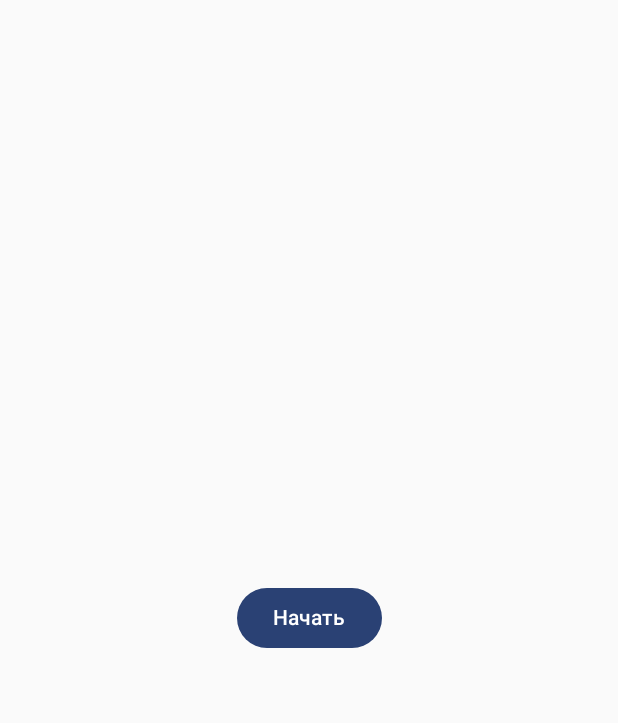
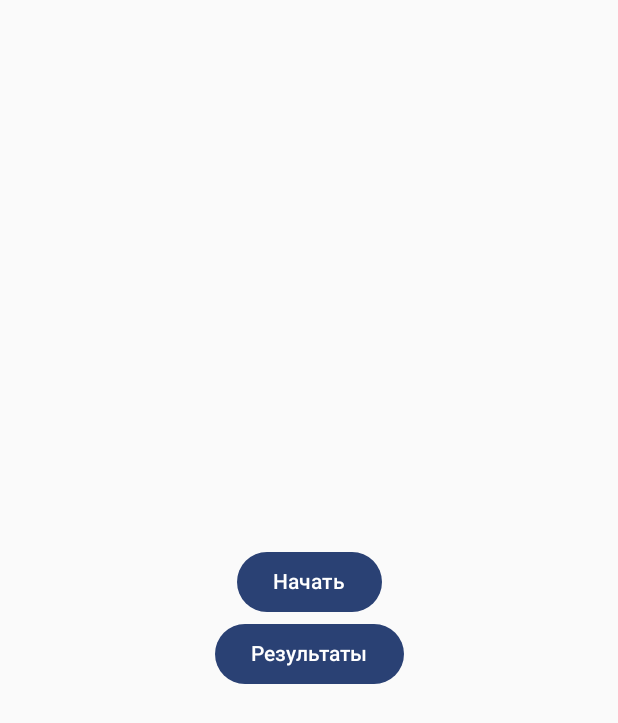
Before and after one commit to moevm/adfmp1h24-dylema, an Android app built with Jetpack Compose: the screen it shows after launch (MainActivity), on a phone screen of 412 x 824 dp. Shown: the top 723 px of the screen. Run offline under Robolectric (Android 15) with nearby library versions, the phone set to English and light mode, and no system bars.

Commit message:
add all screens

```diff
--- a/mainApp/app/src/main/java/ru/etu/dylema/DilemmaActivity.kt
+++ b/mainApp/app/src/main/java/ru/etu/dylema/DilemmaActivity.kt
@@ -64,7 +64,7 @@ fun DilemmaScreen(navController: NavController, philosophy: MutableState<UserPhi
             Column {
                 Button(onClick = {
                     val solution = currentTask.value.leftSolution
-                    philosophy.value.takeSolved(solution)
+                    philosophy.value.accept(solution)
 
                     if (currentTask.value.isFinal) {
                         navController.navigate("result_screen")
@@ -79,7 +79,7 @@ fun DilemmaScreen(navController: NavController, philosophy: MutableState<UserPhi
             Column {
                 Button(onClick = {
                     val solution = currentTask.value.rightSolution
-                    philosophy.value.takeSolved(solution)
+                    philosophy.value.accept(solution)
 
                     if (currentTask.value.isFinal) {
                         navController.navigate("result_screen")
--- a/mainApp/app/src/main/java/ru/etu/dylema/MainActivity.kt
+++ b/mainApp/app/src/main/java/ru/etu/dylema/MainActivity.kt
@@ -5,6 +5,7 @@ import androidx.activity.ComponentActivity
 import androidx.activity.compose.setContent
 import androidx.compose.foundation.layout.Arrangement
 import androidx.compose.foundation.layout.Column
+import androidx.compose.foundation.layout.Row
 import androidx.compose.foundation.layout.fillMaxHeight
 import androidx.compose.foundation.layout.fillMaxWidth
 import androidx.compose.material3.Button
@@ -41,6 +42,9 @@ class MainActivity : ComponentActivity() {
                     composable("result_screen") {
                         ResultScreen(navController, philosophy)
                     }
+                    composable("total_result_screen") {
+                        TotalResultScreen(navController)
+                    }
                 }
 
             }
@@ -59,8 +63,15 @@ fun Greeting() {
         verticalArrangement = Arrangement.Center,
         horizontalAlignment = Alignment.CenterHorizontally
     ) {
-        Button(onClick = { /*TODO*/ }) {
-            Text(text = "Начать")
+        Row {
+            Button(onClick = { }) {
+                Text(text = "Начать")
+            }
+        }
+        Row {
+            Button(onClick = { }) {
+                Text(text = "Результаты")
+            }
         }
     }
 }
@@ -75,8 +86,15 @@ fun MainMenu(navController: NavController) {
         verticalArrangement = Arrangement.Center,
         horizontalAlignment = Alignment.CenterHorizontally
     ) {
-        Button(onClick = { navController.navigate("dilemma_screen") }) {
-            Text(text = "Начать")
+        Row {
+            Button(onClick = { navController.navigate("dilemma_screen") }) {
+                Text(text = "Начать")
+            }
+        }
+        Row {
+            Button(onClick = { navController.navigate("total_result_screen") }) {
+                Text(text = "Результаты")
+            }
         }
     }
 }
--- a/mainApp/app/src/main/java/ru/etu/dylema/domain/UserPhilosophy.kt
+++ b/mainApp/app/src/main/java/ru/etu/dylema/domain/UserPhilosophy.kt
@@ -6,7 +6,7 @@ class UserPhilosophy {
     var utLevel: Int = 50
     var selfLevel: Int = 50
 
-    fun takeSolved(solution: DilemmaSolution) {
+    fun accept(solution: DilemmaSolution) {
         libLevel += solution.lib
         utLevel += solution.ut
         selfLevel += solution.self
```
Also changed, not shown: mainApp/app/src/main/java/ru/etu/dylema/TotalResultActivity.kt (added, +11 -0 lines).
